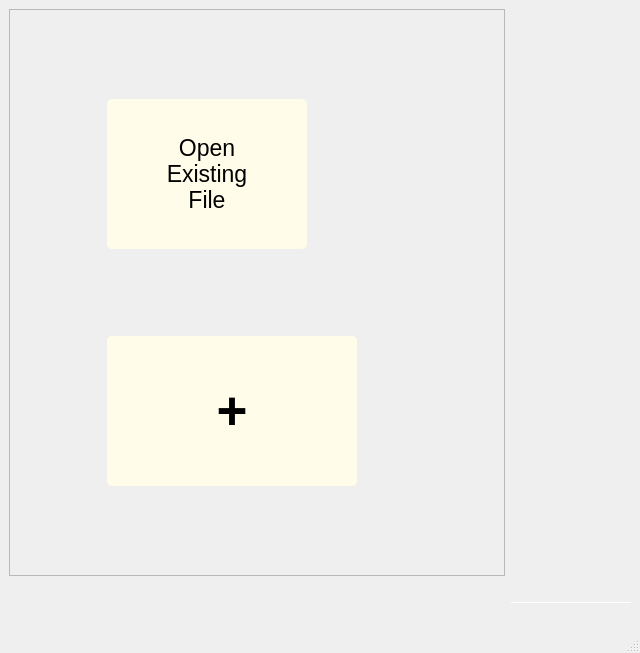
Old version of the form assets/ui/GenBBS.ui in the repository Ano-ly/GenBBS.
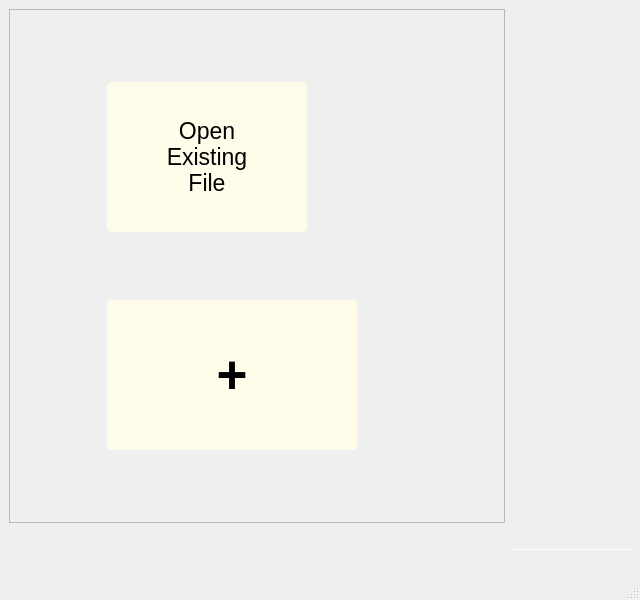
New version of the form. Icons and pictures are not drawn.

The edit to the form file:
```diff
--- a/assets/ui/GenBBS.ui
+++ b/assets/ui/GenBBS.ui
@@ -7,9 +7,21 @@
     <x>0</x>
     <y>0</y>
     <width>640</width>
-    <height>653</height>
+    <height>600</height>
    </rect>
   </property>
+  <property name="sizePolicy">
+   <sizepolicy hsizetype="Preferred" vsizetype="Minimum">
+    <horstretch>0</horstretch>
+    <verstretch>0</verstretch>
+   </sizepolicy>
+  </property>
+  <property name="minimumSize">
+   <size>
+    <width>0</width>
+    <height>600</height>
+   </size>
+  </property>
   <property name="font">
    <font>
     <strikeout>false</strikeout>
```
